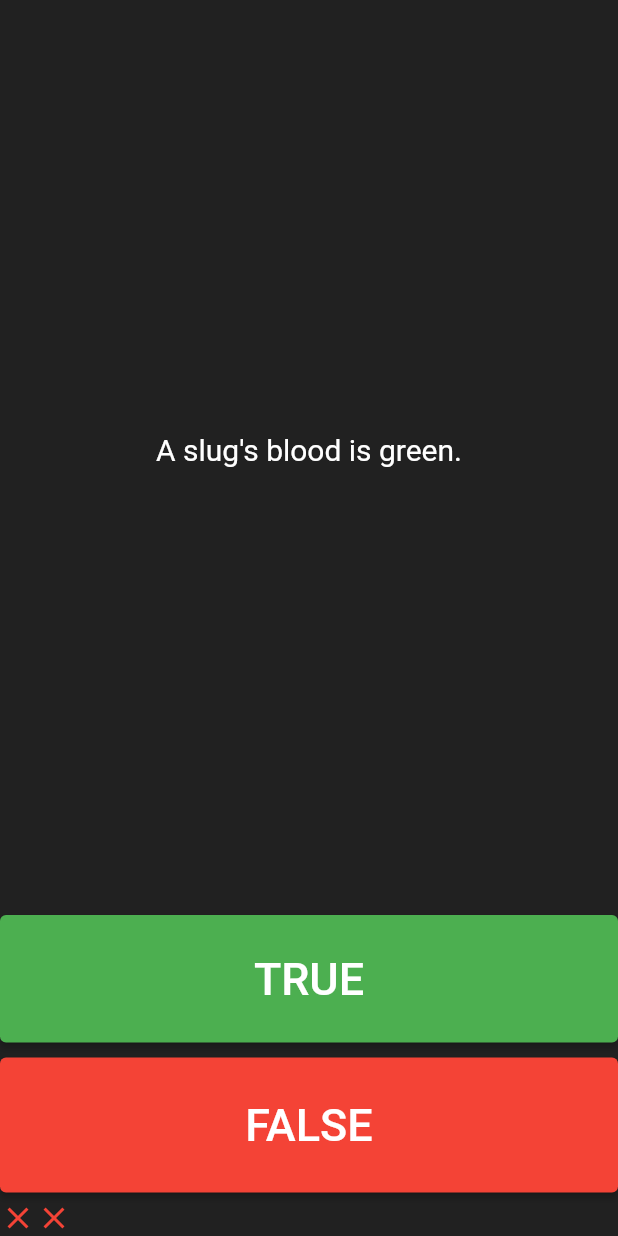
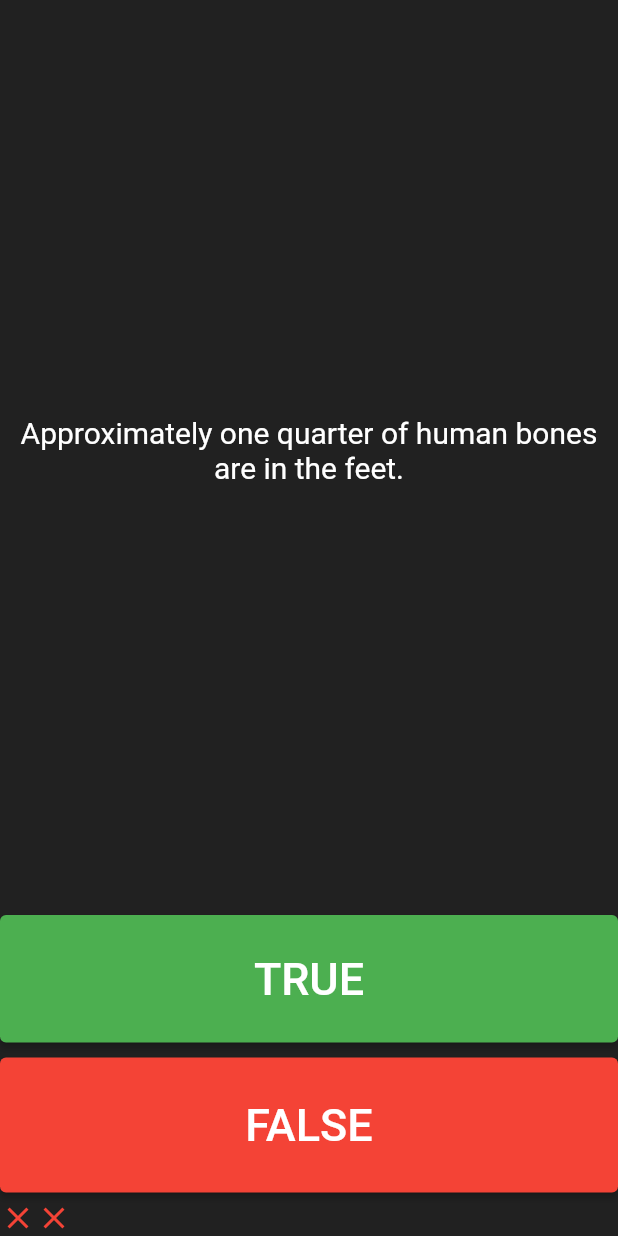
Before and after one commit to idealgeek007/quiz_app, a Flutter app: the screen it shows after launch, after a tap on "TRUE", after a tap on "FALSE", on a phone screen of 412 x 824 dp. Run offline on Flutter 3.47's test engine with Material 2 defaults, Android fonts, the phone set to English and light mode, and no system bars.

Commit message:
Created abstraction by moving questions to a seperate class

```diff
--- a/lib/main.dart
+++ b/lib/main.dart
@@ -1,7 +1,8 @@
-import 'dart:ffi';
-
 import 'package:flutter/material.dart';
 import 'question.dart';
+import 'quiz_brain.dart';
+
+QuizBrain quizBrain = QuizBrain();
 
 void main() {
   runApp(const Quizzy());
@@ -34,18 +35,6 @@ int qno = 0;
 
 class _QuizPageState extends State<QuizPage> {
   List<Widget> scoreKeeper = [];
-
-  Question q1 = Question(
-      q: 'You can lead a cow down stairs but not up stairs.', a: false);
-
-  List<Question> questionBank = [
-    Question(q: 'You can lead a cow down stairs but not up stairs.', a: false),
-    Question(
-        q: 'Approximately one quarter of human bones are in the feet.',
-        a: true),
-    Question(q: 'A slug\'s blood is green.', a: true)
-  ];
-
   @override
   Widget build(BuildContext) {
     return Column(
@@ -56,7 +45,7 @@ class _QuizPageState extends State<QuizPage> {
           flex: 6,
           child: Center(
               child: Text(
-            questionBank[qno].questionText,
+            quizBrain.questionBank[qno].questionText,
             style: TextStyle(color: Colors.white, fontSize: 20),
             textAlign: TextAlign.center,
           )),
@@ -71,7 +60,7 @@ class _QuizPageState extends State<QuizPage> {
                   onPressed: () {
                     // User picked true
                     setState(() {
-                      if (questionBank[qno].questionAnswer == true) {
+                      if (quizBrain.questionBank[qno].questionAnswer == true) {
                         scoreKeeper.add(
                           const Icon(
                             Icons.check,
@@ -108,7 +97,7 @@ class _QuizPageState extends State<QuizPage> {
               child: ElevatedButton(
                   onPressed: () {
                     setState(() {
-                      if (questionBank[qno].questionAnswer == false) {
+                      if (quizBrain.questionBank[qno].questionAnswer == false) {
                         scoreKeeper.add(
                           const Icon(
                             Icons.check,
@@ -143,9 +132,3 @@ class _QuizPageState extends State<QuizPage> {
     );
   }
 }
-
-/*
-Quesiton 1: 'You can lead a cow down stairs but not up stairs. ' ,false,
-Question 2: 'Approximately one quarter of human bones are in the feet.' true,
-Question 3: 'A slug\'s blood is green.',  true,
-*/
--- /dev/null
+++ b/lib/quiz_brain.dart
@@ -0,0 +1,38 @@
+import 'question.dart';
+
+class QuizBrain {
+  List<Question> questionBank = [
+    Question(q: 'You can lead a cow down stairs but not up stairs.', a: false),
+    Question(q: 'A slug\'s blood is green.', a: true),
+    Question(
+        q: 'Approximately one quarter of human bones are in the feet.',
+        a: true),
+    Question(q: 'The Great Wall of China is visible from space.', a: false),
+    Question(
+        q: 'Water boils at a higher temperature in Denver compared to New York City.',
+        a: false),
+    Question(
+        q: 'The Earth is the third planet from the sun in our solar system.',
+        a: true),
+    Question(q: 'Bananas are berries.', a: true),
+    Question(q: 'The capital of Canada is Toronto.', a: false),
+    Question(
+        q: 'The human heart pumps blood to all parts of the body.', a: true),
+    Question(q: 'Mount Everest is the tallest mountain in the world.', a: true),
+    Question(q: 'Ostriches can fly.', a: false),
+    Question(q: 'The currency of Japan is the yuan.', a: false),
+    Question(
+        q: 'The Statue of Liberty was a gift from France to the United States.',
+        a: true),
+    Question(
+        q: 'The Amazon River is the longest river in the world.', a: false),
+    Question(q: 'Spiders have six legs.', a: false),
+    Question(q: 'The Eiffel Tower is located in London.', a: false),
+    Question(q: 'The chemical symbol for gold is Au.', a: true),
+    Question(q: 'Cats and dogs are mammals.', a: true),
+    Question(q: 'The moon is made of green cheese.', a: false),
+    Question(q: 'The Pacific Ocean is the largest ocean on Earth.', a: true),
+    Question(q: 'Penguins are mammals.', a: false),
+    Question(q: 'The human body has 206 bones.', a: false),
+  ];
+}
```
